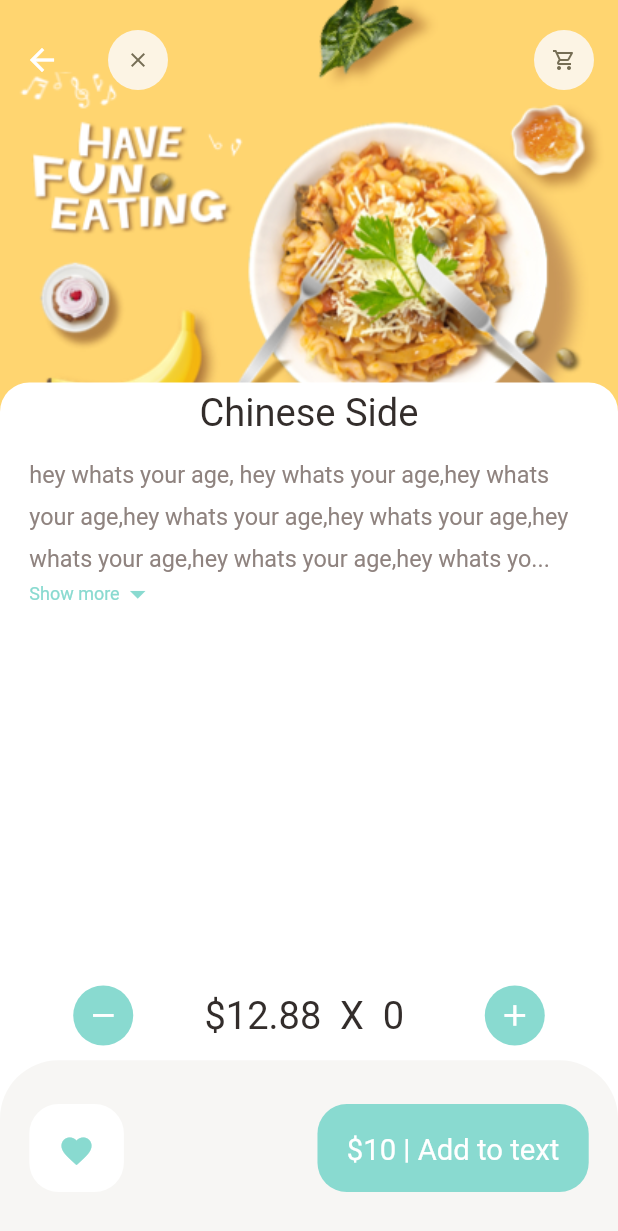
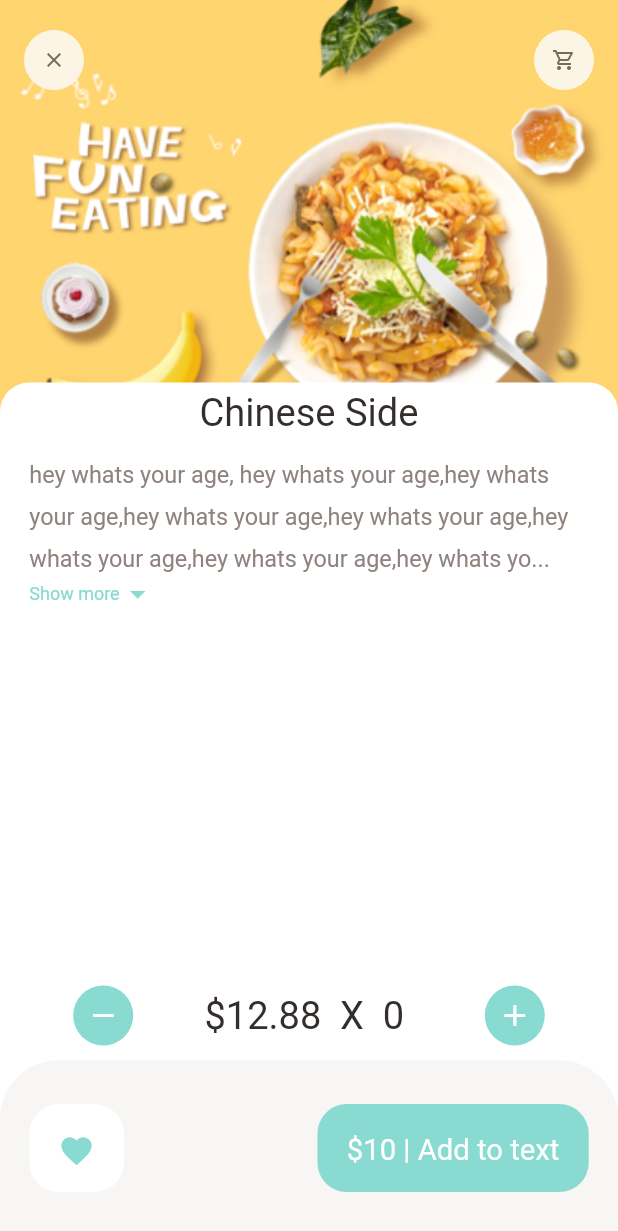
Before and after one commit to iseegr8tfuldeadppl/food_delivery, a Flutter app: the RecommendedFoodDetail screen opened directly, on a phone screen of 412 x 824 dp. Shown: the top 1231 px of the screen. Run offline on Flutter 3.47's test engine with Material 2 defaults, Android fonts, the phone set to English and light mode, and no system bars; our stand-ins replace dots_indicator, get; network calls fail.

Commit message:
Stopped at 8:10:19 only did an extra 10mins from previous commit
- replaced routing with a more professional approach and applied it on all pages
- next thing he'll do is pass the parameters using the professional approach a.k.a intent data, to be able to show specific data for each product when clicked
- also learned animations between intents which i've never done even on native

```diff
--- a/lib/main.dart
+++ b/lib/main.dart
@@ -1,6 +1,7 @@
 import 'package:flutter/material.dart';
 import 'package:food_delivery/pages/food/popular_food_detail.dart';
 import 'package:food_delivery/pages/food/recommended_food_detail.dart';
+import 'package:food_delivery/routes/route_helper.dart';
 import 'package:get/get.dart';
 import 'package:get/get_core/src/get_main.dart';
 import 'package:get/get_navigation/src/root/get_material_app.dart';
@@ -27,10 +28,9 @@ class MyApp extends StatelessWidget {
     return GetMaterialApp(
       debugShowCheckedModeBanner: false,
       title: 'Flutter Demo',
-      theme: ThemeData(
-        primarySwatch: Colors.blue,
-      ),
       home: MainFoodPage(),
+      initialRoute: RouteHelper.initial,
+      getPages: RouteHelper.routes,
     );
   }
 }
--- a/lib/pages/food/popular_food_detail.dart
+++ b/lib/pages/food/popular_food_detail.dart
@@ -3,6 +3,7 @@ import 'package:flutter/material.dart';
 import 'package:get/get.dart';
 import 'package:get/get_core/src/get_main.dart';
 
+import '../../routes/route_helper.dart';
 import '../../utils/colors.dart';
 import '../../utils/dimenions.dart';
 import '../../widgets/app_column.dart';
@@ -49,7 +50,7 @@ class PopularFoodDetail extends StatelessWidget {
               children: [
                 GestureDetector(
                     onTap: () {
-                      Get.to(()=> MainFoodPage());
+                      Get.toNamed(RouteHelper.getInitial());
                     },
                     child: AppIcon(icon: Icons.arrow_back_ios,)),
                 AppIcon(icon: Icons.shopping_cart_outlined,),
--- a/lib/pages/food/recommended_food_detail.dart
+++ b/lib/pages/food/recommended_food_detail.dart
@@ -1,7 +1,10 @@
 import 'package:flutter/cupertino.dart';
 import 'package:flutter/material.dart';
 import 'package:food_delivery/widgets/expandable_text_widget.dart';
+import 'package:get/get.dart';
+import 'package:get/get_core/src/get_main.dart';
 
+import '../../routes/route_helper.dart';
 import '../../utils/colors.dart';
 import '../../utils/dimenions.dart';
 import '../../widgets/app_icon.dart';
@@ -17,11 +20,16 @@ class RecommendedFoodDetail extends StatelessWidget {
       body: CustomScrollView(
         slivers: [
           SliverAppBar(
+            automaticallyImplyLeading: false,
             toolbarHeight: 80,
             title: Row(
               mainAxisAlignment: MainAxisAlignment.spaceBetween,
               children: [
-                AppIcon(icon: Icons.clear),
+                GestureDetector(
+                    onTap: () {
+                      Get.toNamed(RouteHelper.getInitial());
+                    },
+                    child: AppIcon(icon: Icons.clear)),
                 AppIcon(icon: Icons.shopping_cart_outlined),
               ],
             ),
--- /dev/null
+++ b/lib/routes/route_helper.dart
@@ -0,0 +1,32 @@
+import 'package:food_delivery/pages/food/popular_food_detail.dart';
+import 'package:get/get.dart';
+import 'package:get/get_navigation/src/routes/get_route.dart';
+
+import '../pages/food/recommended_food_detail.dart';
+import '../pages/home/main_food_page.dart';
+
+class RouteHelper {
+  static const String initial = "/";
+  static const String popularFood = "/popular-food";
+  static const String recommendedFood = "/recommended-food";
+
+  static String getInitial()=>'$initial';
+  static String getPopularFood()=> '$popularFood';
+  static String getRecommendedFood()=> '$recommendedFood';
+
+  // GetMaterialApp in main.dart takes a list of pages, so let's create a list of all our pages
+  static List<GetPage> routes = [
+    GetPage(name: initial, page: () => MainFoodPage()),
+    GetPage(name: popularFood, page: (){
+      //print("we here");
+      return PopularFoodDetail();
+    },
+        transition: Transition.fadeIn),
+
+    GetPage(name: recommendedFood, page: (){
+      //print("we here");
+      return RecommendedFoodDetail();
+    },
+        transition: Transition.fadeIn),
+  ];
+}
```
Also changed, not shown: lib/pages/home/food_page_body.dart (+13 -7 lines).
